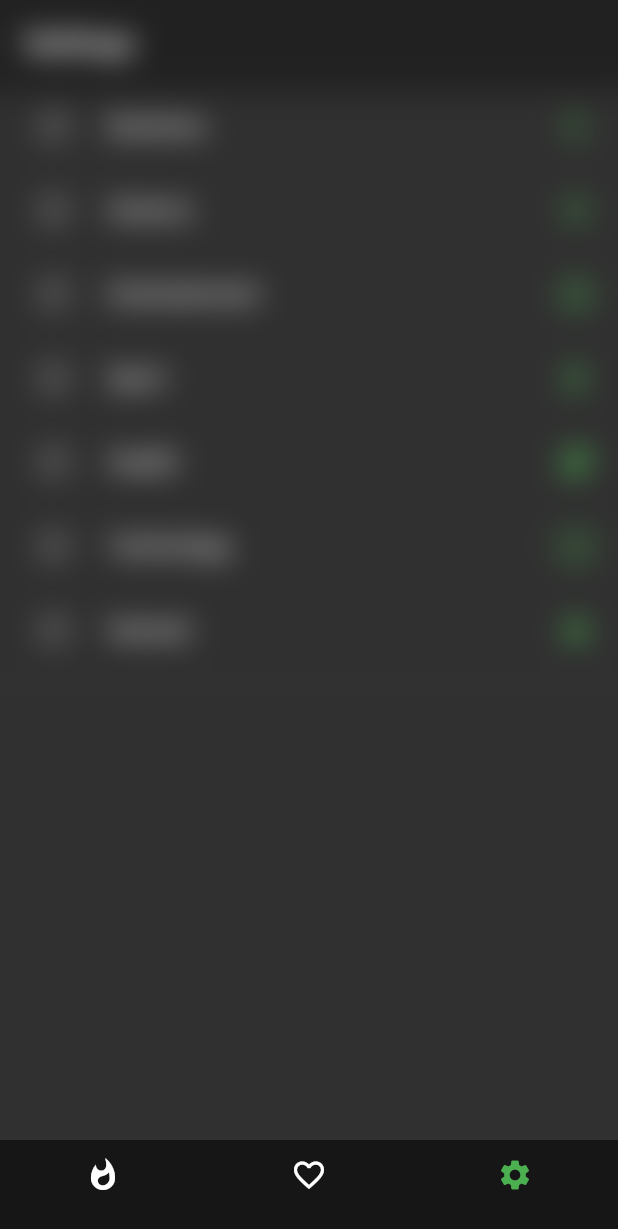
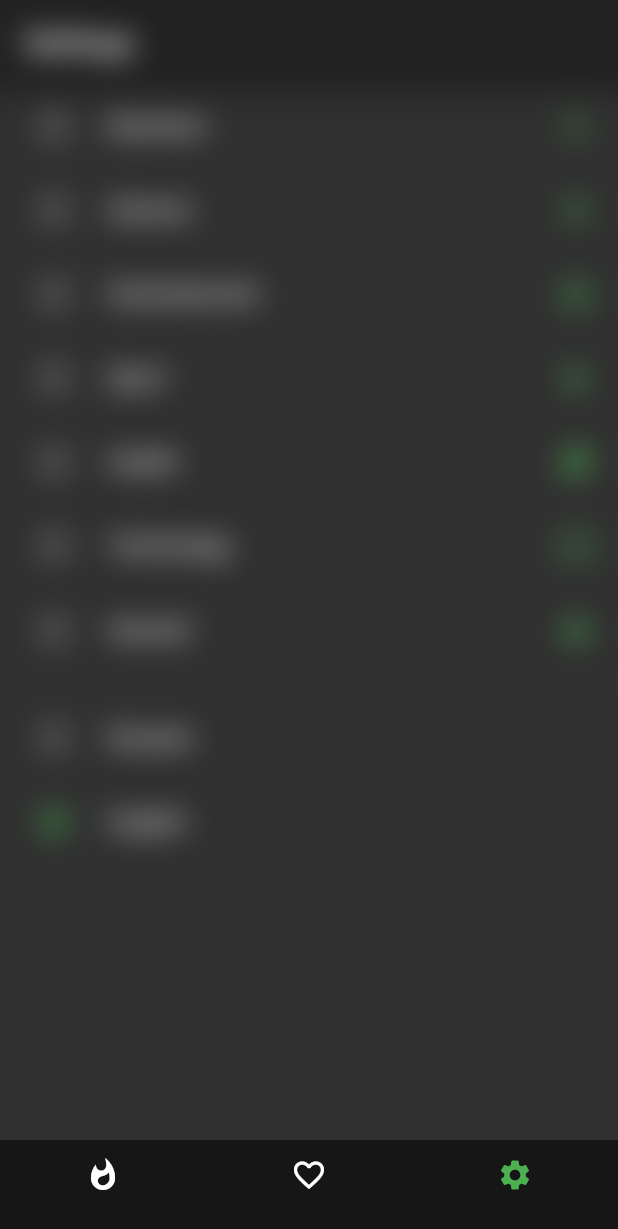
Before and after one commit to Alfie-AD/popular_news, a Flutter app: the screen it shows after launch, item 3 of the bottom bar chosen, on a phone screen of 412 x 824 dp. Shown: the top 1229 px of the screen. Run offline on Flutter 3.47's test engine with Material 2 defaults, Android fonts, the phone set to English and light mode, and no system bars; our stand-ins replace cloud_firestore, share, shared_preferences, tuple; accounts and stored records are empty; network calls fail.

```diff
--- a/lib/src/ui/screens/settings_screen.dart
+++ b/lib/src/ui/screens/settings_screen.dart
@@ -12,6 +12,8 @@ class SettingsScreen extends StatefulWidget {
 class SettingsState extends State<SettingsScreen>{
 
   String selectedTheme;
+  String selectedLanguage;
+  final prefs = SharedPreferences.getInstance();
 
   final settingsItems = [
     Tuple2("Business", Icons.attach_money),
@@ -23,8 +25,12 @@ class SettingsState extends State<SettingsScreen>{
     Tuple2("General", Icons.star),
   ];
 
+  initState(){
+    _check();
+    super.initState();
+  }
+
   build(context) {
-    _check();
     return Scaffold(
       appBar: AppBar(
         title: Text("Settings"),
@@ -33,7 +39,8 @@ class SettingsState extends State<SettingsScreen>{
         child: Column(
           children: <Widget>[
             _settingsWidgets(),
-            Divider()
+            Divider(),
+            _languageSelect()
           ],
         ),
       ),
@@ -50,9 +57,8 @@ class SettingsState extends State<SettingsScreen>{
                 groupValue: selectedTheme,
                 onChanged: (value) async {
                   selectedTheme = tuple.item1;
-                  final prefs = await SharedPreferences.getInstance();
-                  await prefs.setString("theme", value.toLowerCase());
-                  await prefs.setString("lastRequest", null);
+                  (await prefs).setString("theme", value.toLowerCase());
+                  (await prefs).setString("lastRequest", null);
                   mainArticles.clear();
                   savedArticles.clear();
                   setState(() {});
@@ -67,12 +73,58 @@ class SettingsState extends State<SettingsScreen>{
     );
   }
 
+  _languageSelect(){
+    return Column(
+        children: [
+          Container(
+            child: RadioListTile(
+              value: "ru",
+              activeColor: Colors.green,
+              groupValue: selectedLanguage,
+              onChanged: (value) async {
+                selectedLanguage = "ru";
+                (await prefs).setString("lang", value);
+                mainArticles.clear();
+                savedArticles.clear();
+                setState(() {});
+              },
+              title: Text(
+                "Russian",
+              ),
+            ),
+          ),
+          Container(
+            child: RadioListTile(
+              value: "en",
+              activeColor: Colors.green,
+              groupValue: selectedLanguage,
+              onChanged: (value) async {
+                selectedLanguage = "en";
+                (await prefs).setString("lang", value);
+                mainArticles.clear();
+                savedArticles.clear();
+                setState(() {});
+              },
+              title: Text(
+                "English",
+              ),
+            ),
+          )
+        ]
+    );
+  }
+
   _check() async {
-    final prefs = await SharedPreferences.getInstance();
-    if(prefs.getString("theme") != null){
-      setState(() {
-        selectedTheme = prefs.getString("theme")[0].toUpperCase() + prefs.getString("theme").substring(1);
-      });
+    if((await prefs).getString("theme") != null){
+      selectedTheme = (await prefs).getString("theme")[0].toUpperCase() + (await prefs).getString("theme").substring(1);
+      setState(() {});
+    }
+    if((await prefs).getString("lang") != null){
+      selectedLanguage = (await prefs).getString("lang");
+      setState(() {});
+    }else{
+      selectedLanguage = "en";
+      setState(() {});
     }
   }
 }
```
Also changed, not shown: lib/src/resources/news_api_provider.dart (+5 -2 lines).
